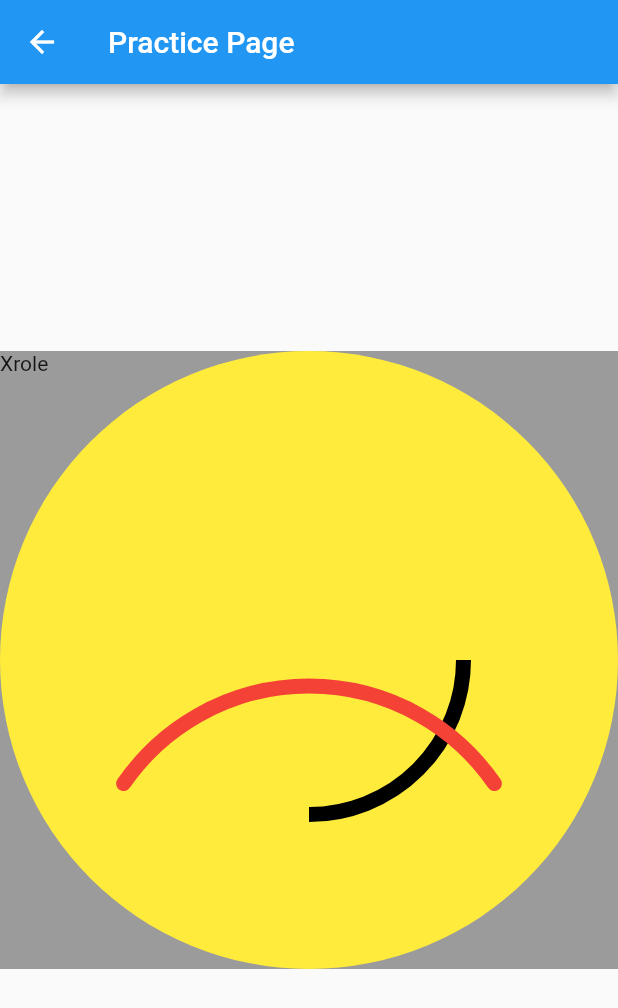
After one commit to XROLE/tutorial_apps, a Flutter app: the screen it shows after launch, after a tap on "Xrole", on a phone screen of 412 x 824 dp. The commit adds this screen. Shown: the top 1008 px of the screen. Run offline on Flutter 3.47's test engine with Material 2 defaults, Android fonts, the phone set to English and light mode, and no system bars; our stand-ins replace connectivity_plus, dio.

Commit message:
few custom paints

```diff
--- a/lib/3DAnimation/index.dart
+++ b/lib/3DAnimation/index.dart
@@ -1,8 +1,9 @@
 import 'package:flutter/material.dart';
 import 'package:tutorial_apps/3DAnimation/sphere_ball.dart';
+import 'package:tutorial_apps/practice3D/index.dart';
 
 class AnimationHome extends StatefulWidget {
-  const AnimationHome({ Key? key }) : super(key: key);
+  const AnimationHome({Key? key}) : super(key: key);
 
   @override
   _AnimationHomeState createState() => _AnimationHomeState();
@@ -12,14 +13,21 @@ class _AnimationHomeState extends State<AnimationHome> {
   @override
   Widget build(BuildContext context) {
     return Scaffold(
-      appBar: AppBar(title: Text('3D Animation Example'),),
+      appBar: AppBar(
+        title: Text('3D Animation Example'),
+      ),
       body: Container(
-        padding: EdgeInsets.all(8),
-        child: Column(
-          children: [
-            const SphereBall(),
-          ],
-        ))
+          padding: EdgeInsets.all(8),
+          child: Column(
+            children: [
+              const SphereBall(),
+            ],
+          )),
+      floatingActionButton: InkWell(
+          onTap: () {
+          Navigator.push(context, MaterialPageRoute(builder: (context) => PracticePage()));
+          },
+          child: Text('Xrole')),
     );
   }
 }
--- /dev/null
+++ b/lib/practice3D/index.dart
@@ -0,0 +1,92 @@
+import 'dart:math' as Math;
+
+import 'package:flutter/material.dart';
+
+class PracticePage extends StatefulWidget {
+  const PracticePage({Key? key}) : super(key: key);
+
+  @override
+  _PracticePageState createState() => _PracticePageState();
+}
+
+class _PracticePageState extends State<PracticePage> {
+  @override
+  Widget build(BuildContext context) {
+    return Scaffold(
+      appBar: AppBar(
+        title: Text('Practice Page'),
+      ),
+      body: Center(
+        child: Container(
+          height: MediaQuery.of(context).size.height * 0.5,
+          width: double.infinity * 0.5,
+          color: Colors.black38,
+          child: CustomPaint(
+            painter: myPainter(),
+            child: Text('Xrole'),
+          ),
+        ),
+      ),
+    );
+  }
+}
+
+class myPainter extends CustomPainter {
+  @override
+  void paint(Canvas canvas, Size size) {
+    double h = size.height;
+    double w = size.width;
+
+    // Path path = new Path()..moveTo(30, 30)..lineTo(100, 100)..lineTo(0, 100)..lineTo(0, 0);
+    Paint brush = new Paint()
+      ..color = Colors.white
+      ..strokeCap;
+
+    // Rect.fromCenter(
+    //   center: Offset(100, 100),
+    //   width: 50,
+    //   height: 80,
+    // );
+
+    // canvas.drawCircle(Offset(50, 50), 50, brush);
+
+    // Paint arcPaint = new Paint()..color = Colors.white;
+
+    // canvas.drawArc(Rect.fromCenter(center: Offset(w / 2, h / 2), width: 50, height: 50), 0.4,
+    //     2 * pi - 0.8, true, arcPaint);
+
+    // canvas.drawColor(Colors.black, BlendMode.color);
+
+    // Paint paint = new Paint()
+    //   ..color = Colors.white
+    //   ..strokeWidth = 20;
+
+// THIS DRAWS TRIANGULAR PATH
+    // Path trianglerPath = new Path()
+    //   ..moveTo(size.width / 2, 100)
+    //   ..lineTo(w - w / 4, h - h / 4)
+    //   ..lineTo(w / 4, h - h / 4);
+    // canvas.drawPath(trianglerPath, paint);
+
+// THIS DRAWS STRAIGHT LINE FROM THE MIDDLE
+    // canvas.drawLine(Offset(w / 2, 0), Offset(w / 2, h), paint);
+
+    final radius = Math.min(w, h) / 2;
+    final center = Offset(w / 2, h / 2);
+
+    final paint = Paint()..color = Colors.yellow;
+    Paint smileyPaint = Paint()
+      ..style = PaintingStyle.stroke
+      ..strokeWidth = 10;
+    final arcPaint = Paint()..style = PaintingStyle.stroke..strokeCap = StrokeCap.round..color = Colors.red..strokeWidth= 10;
+    final arc = Path()..moveTo(w * 0.2, h * 0.7)..arcToPoint(Offset(w * 0.8, h * 0.7), radius: Radius.circular(150));
+
+    canvas.drawCircle(center, radius, paint);
+    canvas.drawArc(
+        Rect.fromCircle(center: center, radius: radius / 2), 0, Math.pi / 2, false, smileyPaint);
+    canvas.drawPath(arc, arcPaint);
+  }
+
+  @override
+  bool shouldRepaint(covariant CustomPainter oldDelegate) => true;
+}
```
